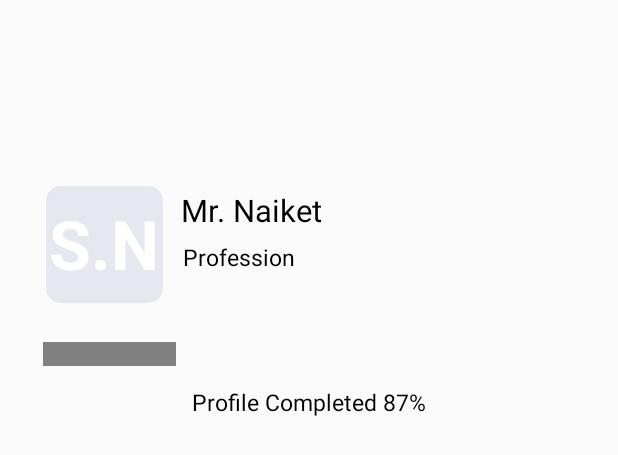
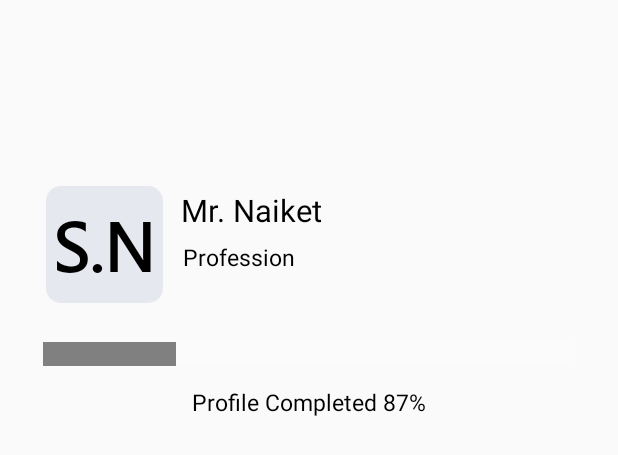
Before and after one commit to Snehal-Singh174/SvaKatha, an Android app: the layout nav_header_profile.xml on its own in the app's theme, with its tools: preview values and no code run, on a phone screen of 412 x 824 dp. Shown: the top 455 px of the screen. Run offline under Robolectric (Android 15) with nearby library versions, the phone set to English and light mode, and no system bars.

Commit message:
Navigation header profile

```diff
--- a/app/src/main/res/layout/nav_header_profile.xml
+++ b/app/src/main/res/layout/nav_header_profile.xml
@@ -13,7 +13,7 @@
     android:paddingBottom="@dimen/activity_vertical_margin"
     android:theme="@style/ThemeOverlay.AppCompat.Dark">
 
-    <EditText
+    <TextView
         android:id="@+id/photo_drawer"
         android:layout_width="@dimen/_60sdp"
         android:layout_height="@dimen/_60sdp"
@@ -29,6 +29,8 @@
         android:gravity="center_horizontal"
         android:textAlignment="center"
         android:text="S.N"
+        android:fontFamily="@font/segoe"
+        android:textColor="#000"
         />
 
     <ProgressBar
```
